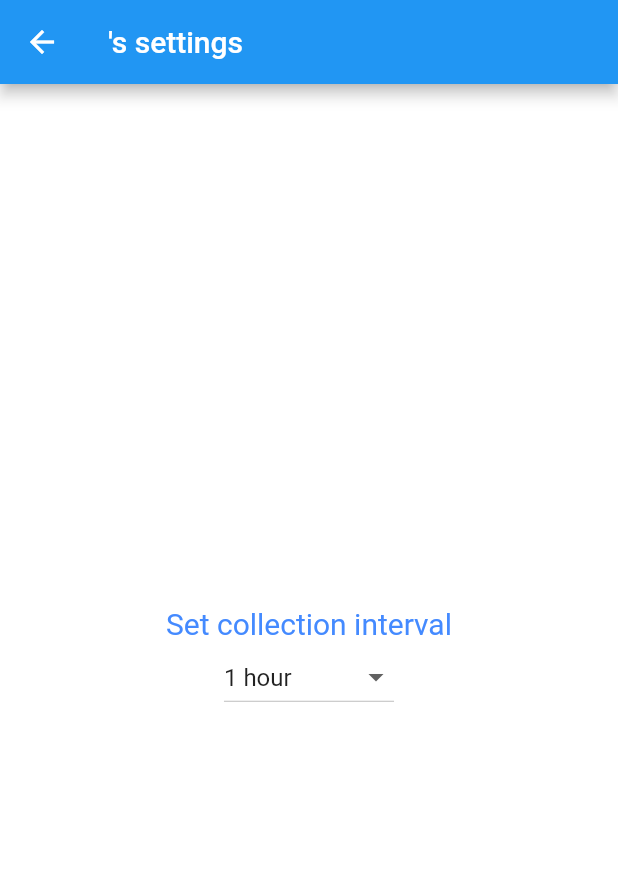
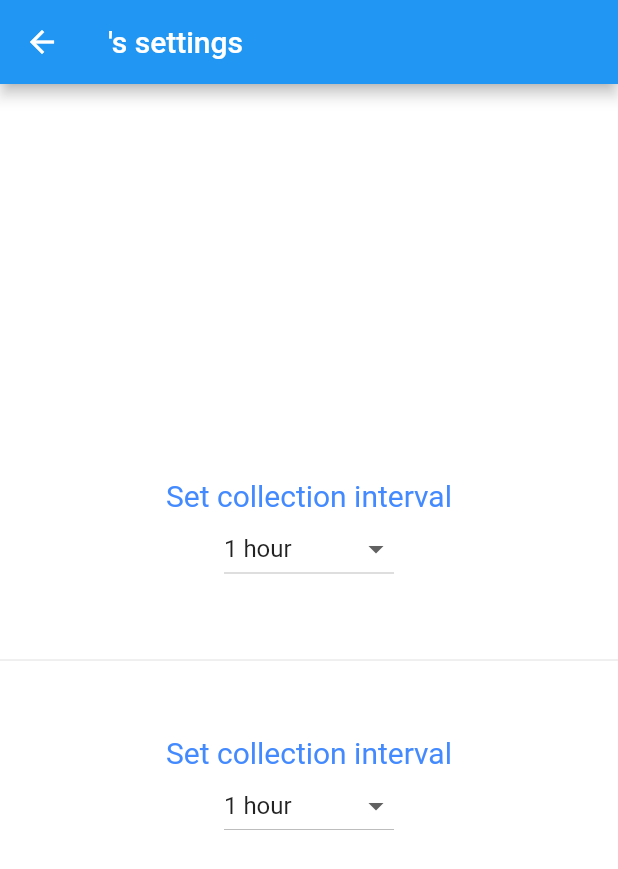
Before and after one commit to lholbrook1/Mobile-Health-App, a Flutter app: the SettingsScreen screen opened directly with empty values, on a phone screen of 412 x 824 dp. Shown: the top 869 px of the screen. Run offline on Flutter 3.47's test engine with Material 2 defaults, Android fonts, the phone set to English and light mode, and no system bars; our stand-ins replace cloud_firestore, csv, firebase_auth, firebase_core; accounts and stored records are empty; Roboto replaces fonts that are missing (MontserratAlternates); project files that could hold a hidden picture were left out.

Commit message:
added dropdown for data send fuctionality next

```diff
--- a/lib/viewscreen/settings_screen.dart
+++ b/lib/viewscreen/settings_screen.dart
@@ -23,6 +23,7 @@ class SettingsScreen extends StatefulWidget {
 class _SettingsState extends State<SettingsScreen> {
   late _Controller con;
   String interval = "60";
+  String dataSend = '60';
   late String email;
 
   @override
@@ -60,6 +61,23 @@ class _SettingsState extends State<SettingsScreen> {
                 value: interval,
                 onChanged: con.changeInterval,
                 hint: const Text('Timestamps'),
+              ),
+              Divider(
+                height: 100,
+              ),
+              const Text(
+                "Set collection interval",
+                style: TextStyle(
+                  fontFamily: 'MontserratAlternates',
+                  fontSize: 20.0,
+                  color: Colors.blueAccent,
+                ),
+              ),
+              DropdownButton(
+                items: Constants.menuItems,
+                value: interval,
+                onChanged: con.changeInterval,
+                hint: const Text('Timestamps'),
               )
             ],
           ),
```
Also changed, not shown: pubspec.lock.
